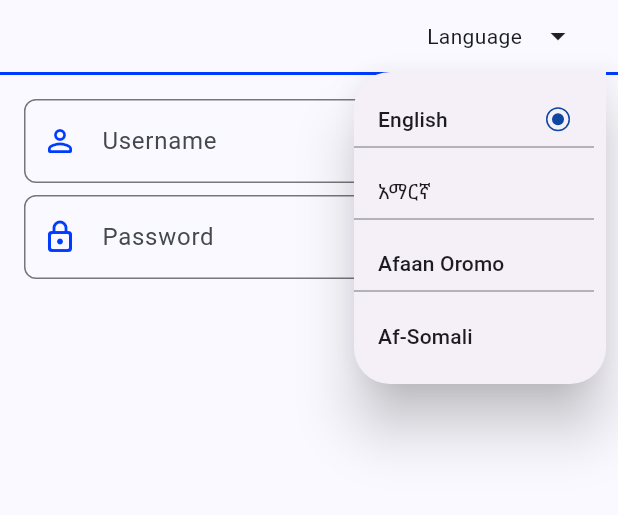
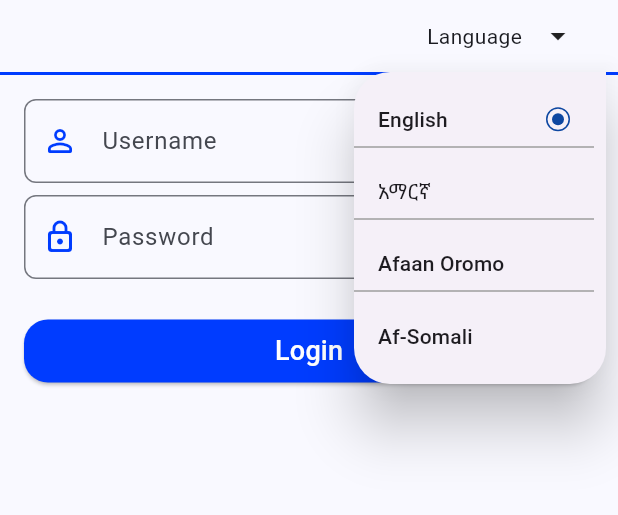
Before and after one commit to fikireab-m/amole-lite-clone, a Flutter app: the screen it shows after launch, after a tap on the "arrow drop down" icon, on a phone screen of 412 x 824 dp, the part 156-671 px from its top. Run offline on Flutter 3.47's test engine with Material 3 defaults, Android fonts, the phone set to English and light mode, and no system bars.

Commit message:
login btn

```diff
--- a/lib/pages/login.dart
+++ b/lib/pages/login.dart
@@ -1,4 +1,5 @@
 import 'package:amole_lite/config/path.dart';
+import 'package:amole_lite/widgets/common_btn.dart';
 import 'package:amole_lite/widgets/input_field.dart';
 import 'package:flutter/material.dart';
 
@@ -157,7 +158,15 @@ class _LoginPageState extends State<LoginPage> {
               ],
             ),
           ),
-          const FormContainer()
+          const FormContainer(),
+          Padding(
+            padding: const EdgeInsets.all(16.0),
+            child: ButCommon(
+              callback: () {},
+              command: 'Login',
+              color: const Color(0xFF003CFF),
+            ),
+          )
         ],
       ),
     );
@@ -191,7 +200,7 @@ class FormContainer extends StatelessWidget {
   @override
   Widget build(BuildContext context) {
     return const Padding(
-      padding: EdgeInsets.all(16.0),
+      padding: EdgeInsets.fromLTRB(16.0, 16.0, 16.0, 8.0),
       child: SingleChildScrollView(
         child: Column(
           mainAxisAlignment: MainAxisAlignment.center,
--- a/lib/widgets/common_btn.dart
+++ b/lib/widgets/common_btn.dart
@@ -1,20 +1,40 @@
 import 'package:flutter/material.dart';
 
-class ButCommon extends StatefulWidget {
+class ButCommon extends StatelessWidget {
   final VoidCallback callback;
   final String command;
-  const ButCommon({super.key, required this.callback, required this.command});
+  final Color color;
+  const ButCommon({
+    super.key,
+    required this.callback,
+    required this.command,
+    required this.color,
+  });
 
   @override
-  State<ButCommon> createState() => _ButCommonState();
-}
-
-class _ButCommonState extends State<ButCommon> {
-  @override
   Widget build(BuildContext context) {
-    return ElevatedButton(
-      onPressed: widget.callback,
-      child: Text(widget.command),
+    return SizedBox(
+      width: double.infinity,
+      child: ElevatedButton(
+        onPressed: callback,
+        style: ElevatedButton.styleFrom(
+          backgroundColor: color,
+          shape: RoundedRectangleBorder(
+            borderRadius: BorderRadius.circular(16.0),
+          ),
+        ),
+        child: Padding(
+          padding: const EdgeInsets.all(8.0),
+          child: Text(
+            command,
+            style: const TextStyle(
+              color: Color(0xFFFFFFFF),
+              fontSize: 18.0,
+              fontWeight: FontWeight.w500,
+            ),
+          ),
+        ),
+      ),
     );
   }
 }
```
